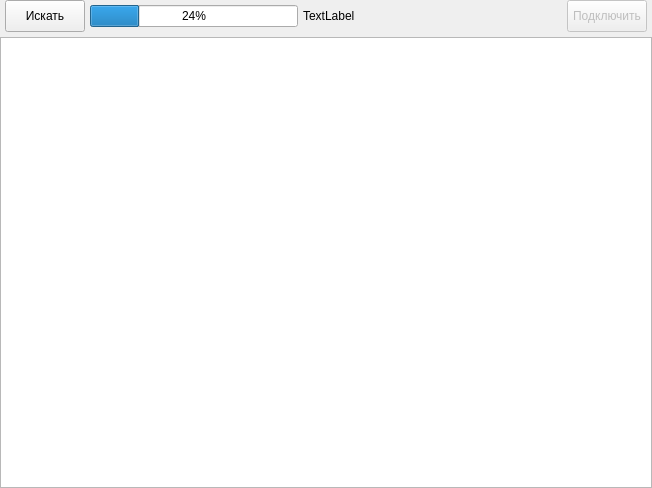
First picture: the form in app/mainwindow.ui, repository cliffanet/xdeya-altimeter, before the edit.
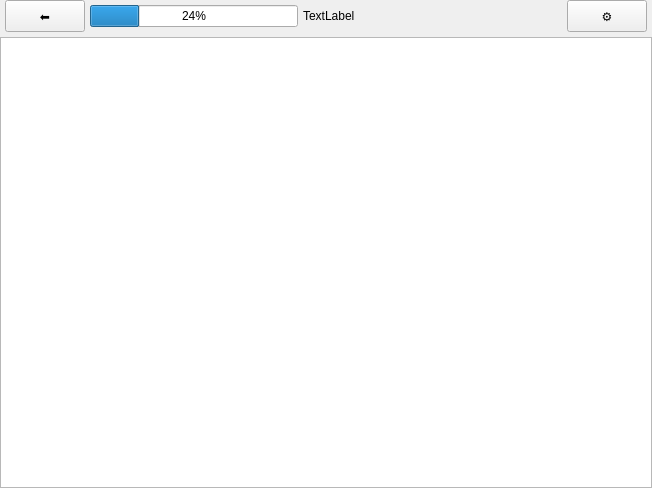
Second picture: the form after the edit. The open tabs and pages were chosen to show the change.

What changed in the file:
```diff
--- a/app/mainwindow.ui
+++ b/app/mainwindow.ui
@@ -145,7 +145,119 @@
         </item>
        </layout>
       </widget>
-      <widget class="QWidget" name="page_2"/>
+      <widget class="QWidget" name="pageJmpList">
+       <layout class="QVBoxLayout" name="verticalLayout_2">
+        <property name="spacing">
+         <number>5</number>
+        </property>
+        <property name="leftMargin">
+         <number>0</number>
+        </property>
+        <property name="topMargin">
+         <number>0</number>
+        </property>
+        <property name="rightMargin">
+         <number>0</number>
+        </property>
+        <property name="bottomMargin">
+         <number>0</number>
+        </property>
+        <item>
+         <layout class="QHBoxLayout" name="horizontalLayout_3">
+          <property name="leftMargin">
+           <number>5</number>
+          </property>
+          <property name="rightMargin">
+           <number>5</number>
+          </property>
+          <item>
+           <widget class="QPushButton" name="btnBackJmp">
+            <property name="minimumSize">
+             <size>
+              <width>0</width>
+              <height>32</height>
+             </size>
+            </property>
+            <property name="text">
+             <string>⬅</string>
+            </property>
+           </widget>
+          </item>
+          <item>
+           <widget class="QProgressBar" name="progRcvData">
+            <property name="value">
+             <number>24</number>
+            </property>
+           </widget>
+          </item>
+          <item>
+           <widget class="QLabel" name="labRcvState">
+            <property name="text">
+             <string>TextLabel</string>
+            </property>
+           </widget>
+          </item>
+          <item>
+           <spacer name="horizontalSpacer_2">
+            <property name="orientation">
+             <enum>Qt::Horizontal</enum>
+            </property>
+            <property name="sizeHint" stdset="0">
+             <size>
+              <width>40</width>
+              <height>20</height>
+             </size>
+            </property>
+           </spacer>
+          </item>
+          <item>
+           <widget class="QPushButton" name="btnDevOpt">
+            <property name="minimumSize">
+             <size>
+              <width>0</width>
+              <height>32</height>
+             </size>
+            </property>
+            <property name="text">
+             <string>⚙</string>
+            </property>
+           </widget>
+          </item>
+         </layout>
+        </item>
+        <item>
+         <widget class="QTableView" name="tvJmpList">
+          <property name="autoScroll">
+           <bool>true</bool>
+          </property>
+          <property name="editTriggers">
+           <set>QAbstractItemView::NoEditTriggers</set>
+          </property>
+          <property name="selectionMode">
+           <enum>QAbstractItemView::SingleSelection</enum>
+          </property>
+          <property name="showGrid">
+           <bool>false</bool>
+          </property>
+          <property name="wordWrap">
+           <bool>false</bool>
+          </property>
+          <property name="cornerButtonEnabled">
+           <bool>false</bool>
+          </property>
+          <attribute name="horizontalHeaderVisible">
+           <bool>false</bool>
+          </attribute>
+          <attribute name="horizontalHeaderStretchLastSection">
+           <bool>true</bool>
+          </attribute>
+          <attribute name="verticalHeaderVisible">
+           <bool>false</bool>
+          </attribute>
+         </widget>
+        </item>
+       </layout>
+      </widget>
      </widget>
     </item>
    </layout>
```
Left out of the diff: 2 changed lines with no effect on the pictures.
